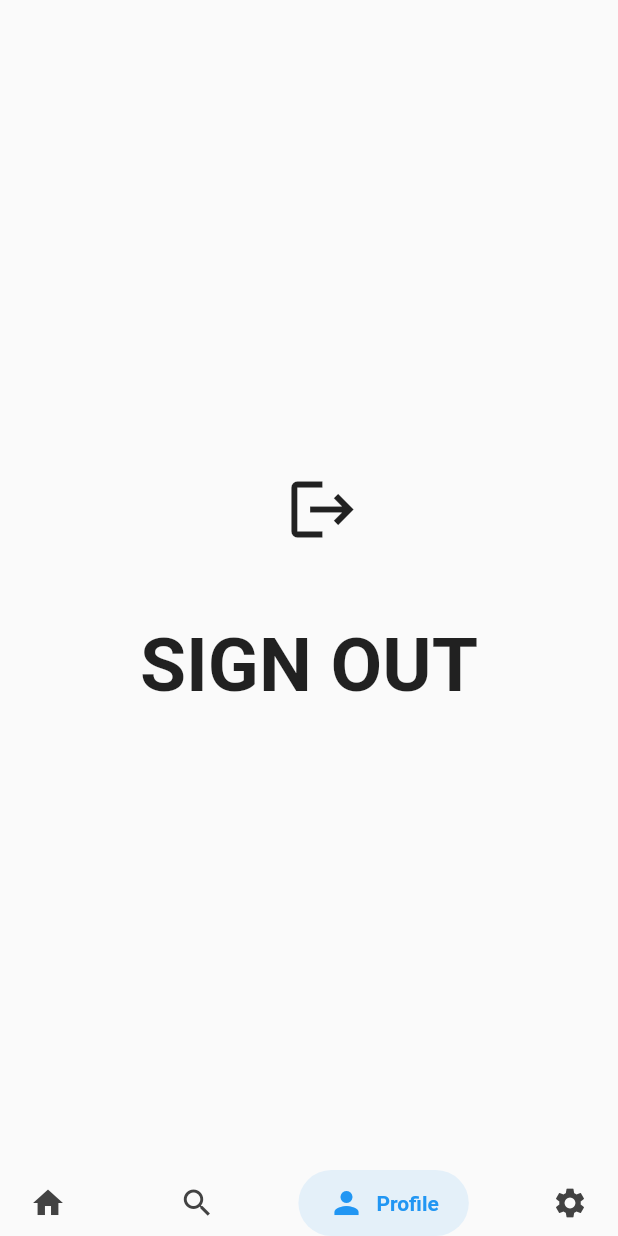
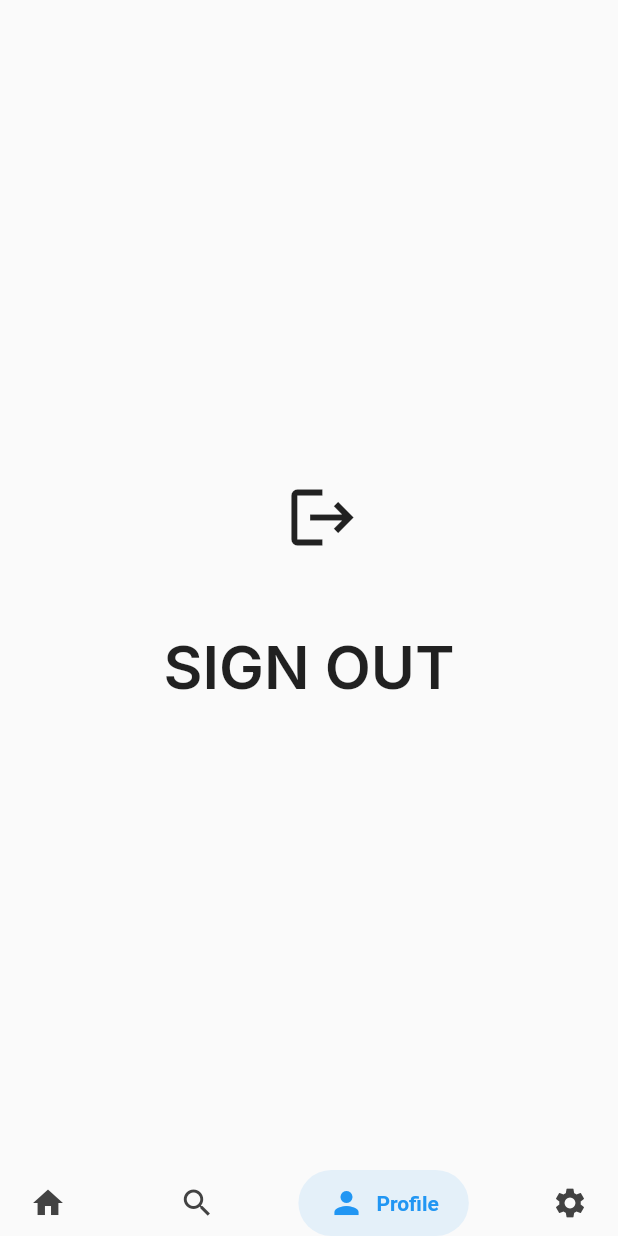
Before and after one commit to Karlo11111/Aedis---HotelSoftvare-using-Flutter, a Flutter app: the screen it shows once a user with an empty profile is signed in, item 3 of the bottom bar chosen, after a tap on the "logout" icon, on a phone screen of 412 x 824 dp. Run offline on Flutter 3.47's test engine with Material 2 defaults, Android fonts, the phone set to English and light mode, and no system bars; drawn by our look-alikes of google_nav_bar; our stand-ins replace cloud_firestore, firebase_auth, firebase_core, google_fonts, smooth_page_indicator; accounts and stored records are empty; network calls fail.

Commit message:
Made small changes in login screen

```diff
--- a/lib/LoginPages/login_page.dart
+++ b/lib/LoginPages/login_page.dart
@@ -2,6 +2,7 @@
 
 import 'package:firebase_auth/firebase_auth.dart';
 import 'package:flutter/material.dart';
+import 'package:google_fonts/google_fonts.dart';
 import 'package:razvoj_sofvera/Utilities/buttons.dart';
 import 'package:razvoj_sofvera/Utilities/text_fields.dart';
 import 'package:google_fonts/google_fonts.dart';
@@ -76,9 +77,7 @@ class _LoginPageState extends State<LoginPage> {
                   Row(
                     mainAxisAlignment: MainAxisAlignment.start,
                     children: [
-                      Text("Sign in",
-                          style: GoogleFonts.inter(
-                              fontSize: 40, fontWeight: FontWeight.w600)),
+                      Text("Sign in", style: GoogleFonts.inter(fontSize: 35, fontWeight: FontWeight.w600)),
                     ],
                   ),
 
@@ -91,14 +90,13 @@ class _LoginPageState extends State<LoginPage> {
                     children: [
                       Text(
                         "Please sing in to use our platform",
-                        style: GoogleFonts.inter(
-                            fontSize: 15, fontWeight: FontWeight.w400),
+                        style: GoogleFonts.inter(fontSize: 18, fontWeight: FontWeight.w300),
                       ),
                     ],
                   ),
 
                   //SIZED BOX
-                  SizedBox(height: 15),
+                  SizedBox(height: 30),
 
                   //TEXTFIELDS FOR EMAIL AND PASSWD
                   //email
--- a/lib/authentification/auth.dart
+++ b/lib/authentification/auth.dart
@@ -2,7 +2,6 @@ import 'package:firebase_auth/firebase_auth.dart';
 import 'package:flutter/material.dart';
 import 'package:razvoj_sofvera/BottomNavBar/bottom_nav_bar.dart';
 import 'package:razvoj_sofvera/authentification/login_or_register.dart';
-import 'package:razvoj_sofvera/pages/home_page.dart';
 
 class AuthPage extends StatelessWidget {
   const AuthPage({super.key});
--- a/lib/pages/home_page.dart
+++ b/lib/pages/home_page.dart
@@ -13,27 +13,6 @@ class HomePage extends StatelessWidget {
   @override
   Widget build(BuildContext context) {
     return Scaffold(
-      drawer: Drawer(
-        backgroundColor: Colors.grey.shade400,
-        child: Column(
-          mainAxisAlignment: MainAxisAlignment.center,
-          children: [
-            IconButton(
-                onPressed: signOut,
-                icon: const Icon(
-                  Icons.logout,
-                  size: 50,
-                )),
-            const SizedBox(
-              height: 60,
-            ),
-            const Text(
-              "SIGN OUT",
-              style: TextStyle(fontWeight: FontWeight.bold, fontSize: 50),
-            )
-          ],
-        ),
-      ),
 
     );
   }
--- a/lib/pages/profile_page.dart
+++ b/lib/pages/profile_page.dart
@@ -1,5 +1,8 @@
+// ignore_for_file: prefer_const_constructors
+
 import 'package:firebase_auth/firebase_auth.dart';
 import 'package:flutter/material.dart';
+import 'package:google_fonts/google_fonts.dart';
 
 class ProfilePage extends StatefulWidget {
   const ProfilePage({super.key});
@@ -25,12 +28,12 @@ class _ProfilePageState extends State<ProfilePage> {
                 Icons.logout,
                 size: 50,
               )),
-              const SizedBox(
+          SizedBox(
             height: 60,
           ),
-              const Text(
+          Text(
             "SIGN OUT",
-                style: TextStyle(fontWeight: FontWeight.bold, fontSize: 50),
+            style: GoogleFonts.inter(fontSize: 40, fontWeight: FontWeight.w600),
           )
         ],
       ),
```
Lines whose indentation alone changed are shown as unchanged.
